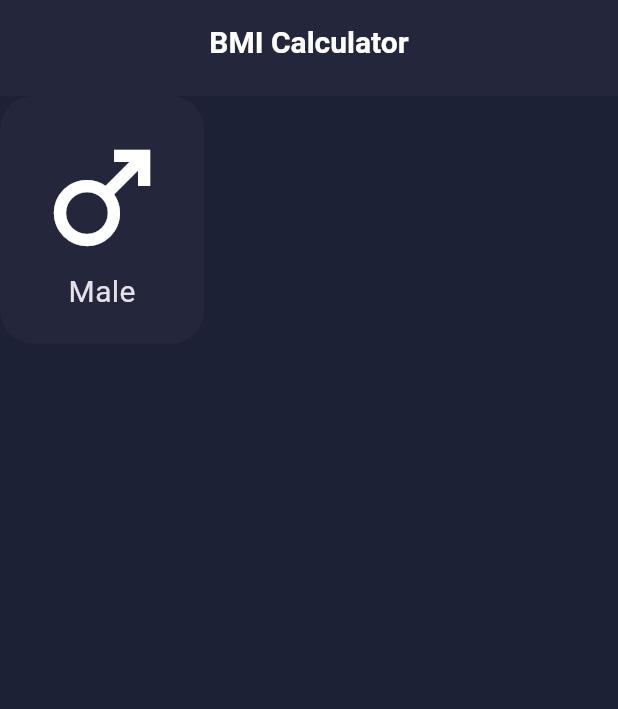
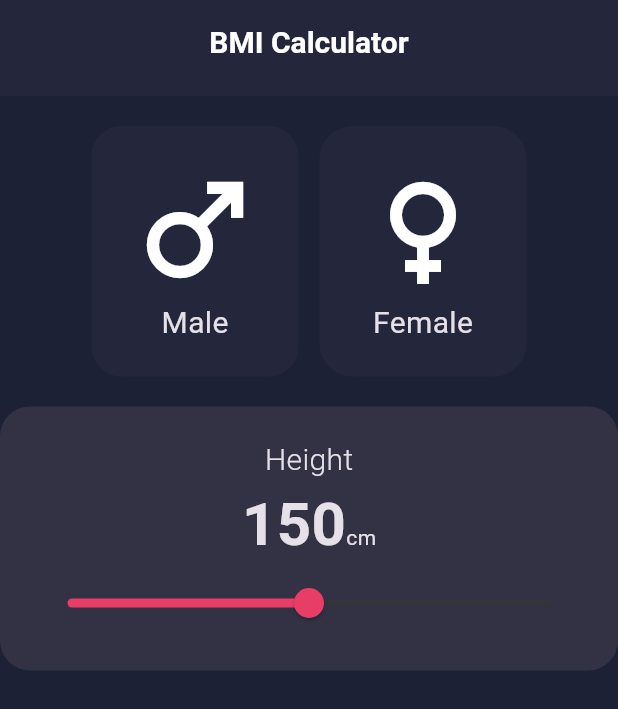
Before and after one commit to muhamedxzidan/frist_figma, a Flutter app: the screen it shows after launch, on a phone screen of 412 x 824 dp. Shown: the top 709 px of the screen. Run offline on Flutter 3.47's test engine with Material 3 defaults, Android fonts, the phone set to English and light mode, and no system bars.

Commit message:
finsh gender && heigh

```diff
--- a/bmi_app/lib/all_screen/home_screen.dart
+++ b/bmi_app/lib/all_screen/home_screen.dart
@@ -1,4 +1,6 @@
 import 'package:bmi_app/widgets/cost_appbar.dart';
+import 'package:bmi_app/widgets/gender_widget.dart';
+import 'package:bmi_app/widgets/height_widget.dart';
 import 'package:flutter/material.dart';
 
 class HomeScreen extends StatelessWidget {
@@ -8,36 +10,7 @@ class HomeScreen extends StatelessWidget {
   Widget build(BuildContext context) {
     return Scaffold(
       appBar: CostAppbar(),
-      body: Column(
-        children: [
-          //row gender
-          Row(
-            // crossAxisAlignment: CrossAxisAlignment.center,
-            children: [
-              Container(
-                padding: EdgeInsets.all(20),
-                decoration: BoxDecoration(
-                  borderRadius: BorderRadius.circular(22),
-                  color: Color(0xff24263B),
-                ),
-                alignment: Alignment.topCenter,
-                child: Column(
-                  children: [
-                    Icon(Icons.male, size: 96),
-                    Text("Male", style: TextStyle(fontSize: 20)),
-                  ],
-                ),
-              ),
-            ],
-          ),
-
-          //contenr heghit
-          Container(),
-
-          //row age
-          Row(),
-        ],
-      ),
+      body: Column(children: [GenderWidget(), HeightWidget()]),
     );
   }
 }
--- /dev/null
+++ b/bmi_app/lib/widgets/gender_widget.dart
@@ -0,0 +1,55 @@
+import 'package:flutter/material.dart';
+
+class GenderWidget extends StatelessWidget {
+  const GenderWidget({super.key});
+
+  @override
+  Widget build(BuildContext context) {
+    return Column(
+      children: [
+        SizedBox(width: 0, height: 20),
+        //row gender
+        Row(
+          mainAxisAlignment: MainAxisAlignment.center,
+          children: [
+            Container(
+              padding: EdgeInsets.all(21),
+              decoration: BoxDecoration(
+                borderRadius: BorderRadius.circular(20),
+                color: Color(0xff24263B),
+              ),
+              //alignment: Alignment.topCenter,
+              child: Column(
+                children: [
+                  Icon(Icons.male, size: 96),
+                  Text("Male", style: TextStyle(fontSize: 20)),
+                ],
+              ),
+            ),
+            SizedBox(width: 14, height: 14),
+
+            Container(
+              padding: EdgeInsets.all(21),
+              decoration: BoxDecoration(
+                borderRadius: BorderRadius.circular(22),
+                color: Color(0xff24263B),
+              ),
+              alignment: Alignment.topCenter,
+              child: Column(
+                children: [
+                  Icon(Icons.female, size: 96),
+                  Text("Female", style: TextStyle(fontSize: 20)),
+                ],
+              ),
+            ),
+          ],
+        ),
+
+        SizedBox(height: 20),
+
+        //row age
+        Row(),
+      ],
+    );
+  }
+}
--- /dev/null
+++ b/bmi_app/lib/widgets/height_widget.dart
@@ -0,0 +1,37 @@
+import 'package:flutter/material.dart';
+
+class HeightWidget extends StatelessWidget {
+  const HeightWidget({super.key});
+
+  @override
+  Widget build(BuildContext context) {
+    return Container(
+      padding: EdgeInsets.all(21),
+      decoration: BoxDecoration(
+        borderRadius: BorderRadius.circular(20),
+
+        color: Color(0xff333244),
+      ),
+      child: Column(
+        children: [
+          Text(
+            "Height",
+            style: TextStyle(fontSize: 20, fontWeight: FontWeight.w300),
+          ),
+          Text.rich(
+            TextSpan(
+              children: [
+                TextSpan(
+                  text: "150",
+                  style: TextStyle(fontSize: 40, fontWeight: FontWeight.bold),
+                ),
+                TextSpan(text: "cm"),
+              ],
+            ),
+          ),
+          Slider(value: .5, onChanged: (va) {}, activeColor: Color(0xffE83D67)),
+        ],
+      ),
+    );
+  }
+}
```
